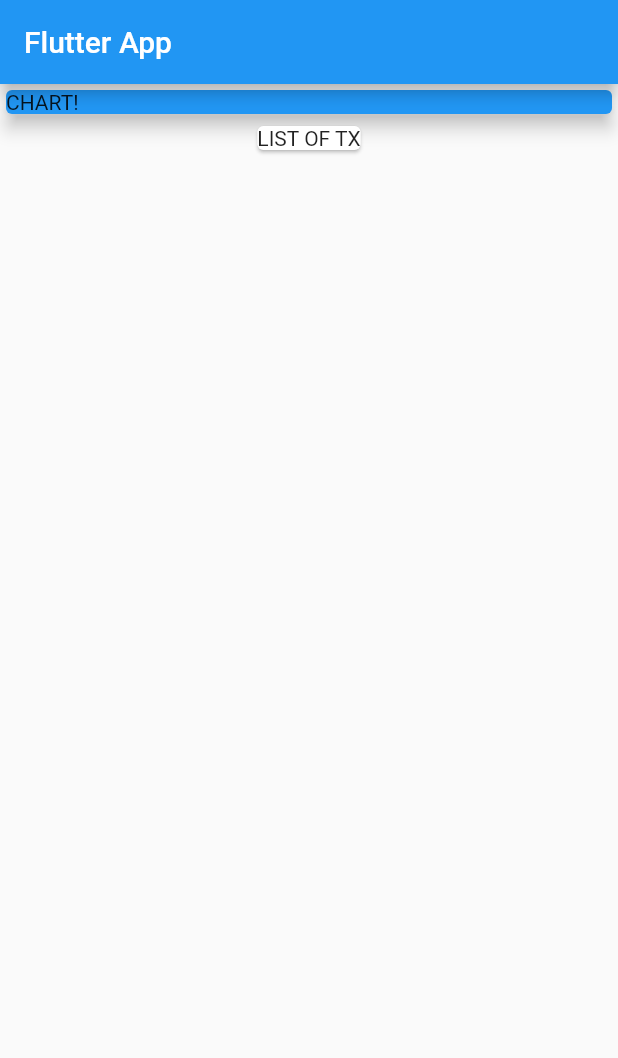
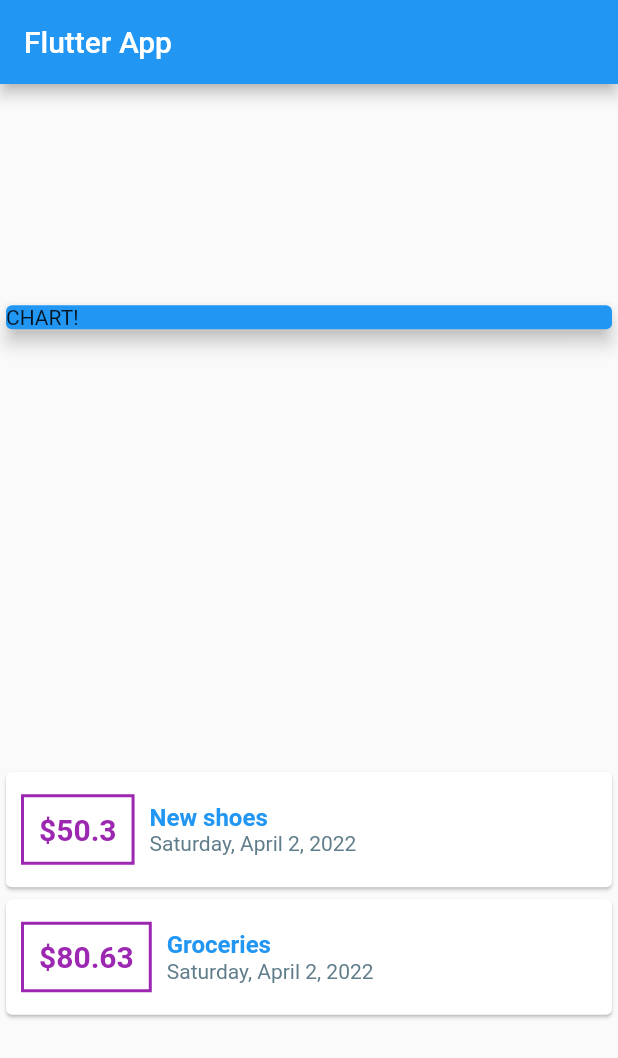
Before and after one commit to decemberkms/expenseApp, a Flutter app: the screen it shows after launch, on a phone screen of 412 x 824 dp. Shown: the top 1058 px of the screen. Run offline on Flutter 3.47's test engine with Material 2 defaults, Android fonts, the phone set to English and light mode, and no system bars.

Commit message:
Add till Dateformat

```diff
--- a/my_expense/lib/main.dart
+++ b/my_expense/lib/main.dart
@@ -1,4 +1,6 @@
 import 'package:flutter/material.dart';
+import './transaction.dart';
+import 'package:intl/intl.dart';
 
 void main() => runApp(MyApp());
 
@@ -13,6 +15,13 @@ class MyApp extends StatelessWidget {
 }
 
 class MyHomePage extends StatelessWidget {
+  final List<Transaction> transactions = [
+    Transaction(
+        id: 't1', title: 'New shoes', amount: 50.30, date: DateTime.now()),
+    Transaction(
+        id: 't2', title: 'Groceries', amount: 80.63, date: DateTime.now()),
+  ];
+
   @override
   Widget build(BuildContext context) {
     return Scaffold(
@@ -20,6 +29,8 @@ class MyHomePage extends StatelessWidget {
         title: Text('Flutter App'),
       ),
       body: Column(
+        mainAxisAlignment: MainAxisAlignment.spaceAround,
+        crossAxisAlignment: CrossAxisAlignment.center,
         children: <Widget>[
           Container(
             width: double.infinity,
@@ -29,9 +40,53 @@ class MyHomePage extends StatelessWidget {
               elevation: 5,
             ),
           ),
-          Card(
-            child: Text('LIST OF TX'),
-          ),
+          Column(
+            children: transactions.map((tx) {
+              return Card(
+                child: Row(children: [
+                  Container(
+                    padding: EdgeInsets.all(10),
+                    decoration: BoxDecoration(
+                        border: Border.all(
+                      color: Colors.purple,
+                      width: 2,
+                    )),
+                    margin: EdgeInsets.symmetric(
+                      horizontal: 10,
+                      vertical: 15,
+                    ),
+                    child: Text(
+                      '\$${tx.amount}',
+                      style: TextStyle(
+                        fontWeight: FontWeight.bold,
+                        fontSize: 20,
+                        color: Colors.purple,
+                      ),
+                    ),
+                  ),
+                  Column(
+                      crossAxisAlignment: CrossAxisAlignment.start,
+                      children: [
+                        Text(
+                          tx.title,
+                          style: TextStyle(
+                            fontWeight: FontWeight.bold,
+                            fontSize: 16,
+                            color: Colors.blue,
+                          ),
+                        ),
+                        Text(
+                          DateFormat().add_yMMMMEEEEd().format(tx.date),
+                          style: TextStyle(
+                            fontSize: 14,
+                            color: Colors.blueGrey,
+                          ),
+                        )
+                      ])
+                ]),
+              );
+            }).toList(),
+          )
         ],
       ),
     );
--- /dev/null
+++ b/my_expense/lib/transaction.dart
@@ -0,0 +1,14 @@
+import 'package:flutter/foundation.dart';
+
+class Transaction {
+  final String id;
+  final String title;
+  final double amount;
+  final DateTime date;
+
+  Transaction(
+      {@required this.id,
+      @required this.title,
+      @required this.amount,
+      @required this.date});
+}
--- a/my_expense/pubspec.yaml
+++ b/my_expense/pubspec.yaml
@@ -19,6 +19,9 @@ environment:
 dependencies:
   flutter:
     sdk: flutter
+# date format
+  intl: ^0.17.0
+
 
   # The following adds the Cupertino Icons font to your application.
   # Use with the CupertinoIcons class for iOS style icons.
```
Also changed, not shown: my_expense/flutter_01.png (added), my_expense/pubspec.lock.
